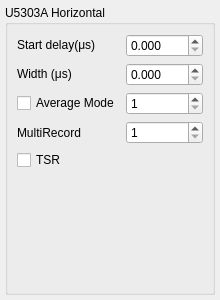
qtplatz/qtplatz, file contrib/agilent/libs/acqrswidgets/u5303aform.ui: the form before one commit.
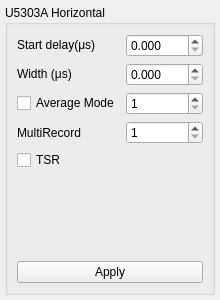
The form after the commit. Custom widgets are drawn as their Qt base class.

Commit message: add apply button on u5303aform

The edit to the form file:
```diff
--- a/contrib/agilent/libs/acqrswidgets/u5303aform.ui
+++ b/contrib/agilent/libs/acqrswidgets/u5303aform.ui
@@ -129,6 +129,13 @@
           </item>
          </layout>
         </item>
+        <item row="1" column="0">
+         <widget class="QPushButton" name="pushButton">
+          <property name="text">
+           <string>Apply</string>
+          </property>
+         </widget>
+        </item>
        </layout>
       </widget>
      </item>
```
